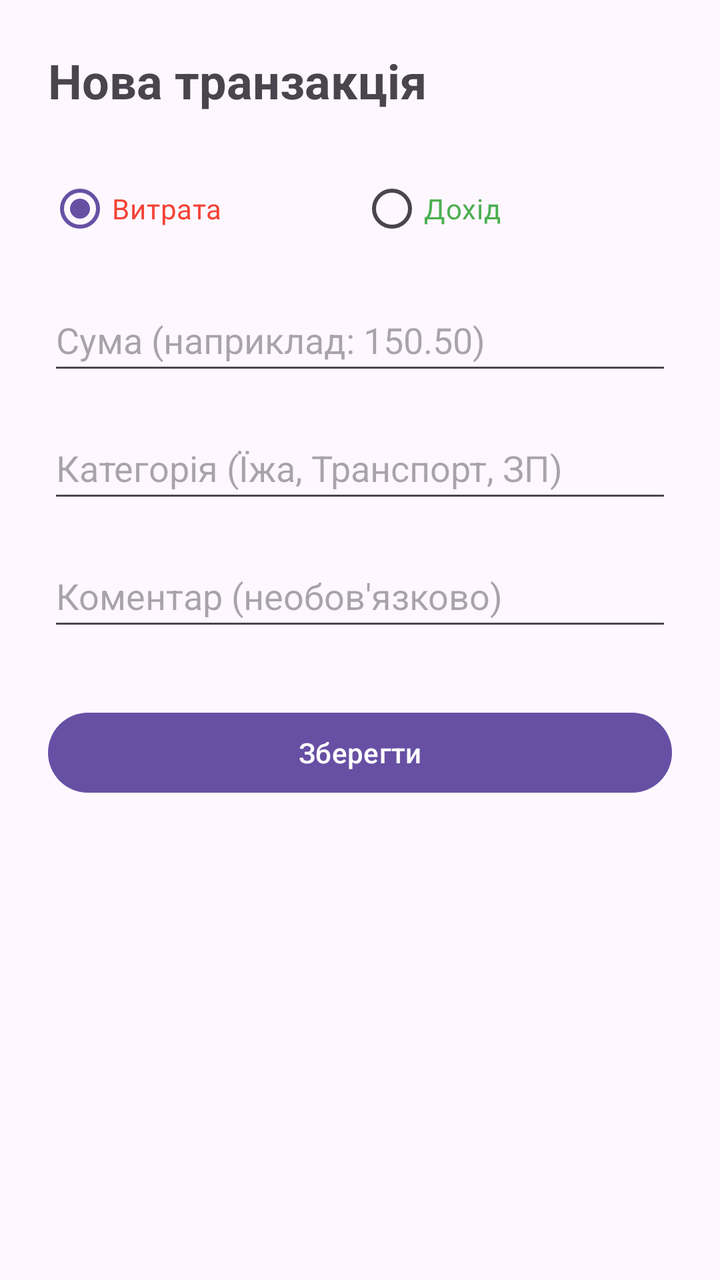
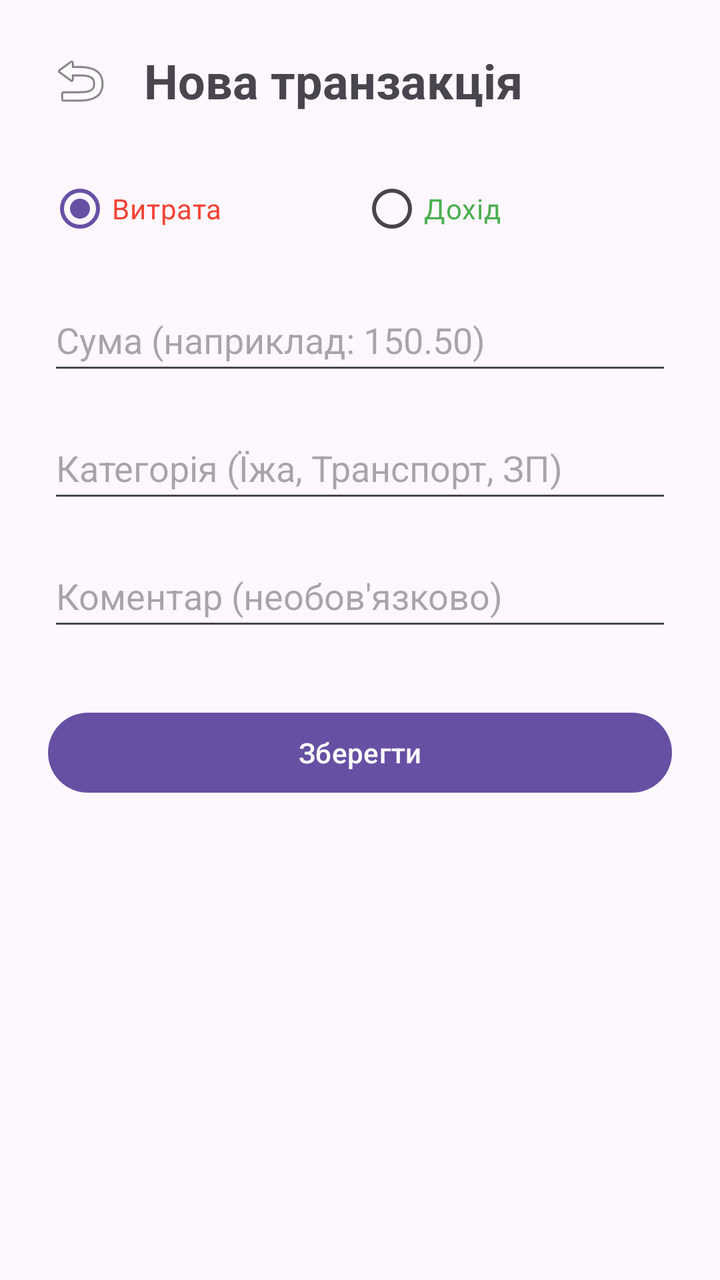

Compare the two renders of this Android layout. The source of the first and the diff that turns it into the second are given below.
<!-- AndroidManifest.xml: application theme Theme.MyFinance -->
<!-- res/layout/activity_add_transaction.xml -->
<?xml version="1.0" encoding="utf-8"?>
<androidx.constraintlayout.widget.ConstraintLayout xmlns:android="http://schemas.android.com/apk/res/android"
    xmlns:app="http://schemas.android.com/apk/res-auto"
    xmlns:tools="http://schemas.android.com/tools"
    android:layout_width="match_parent"
    android:layout_height="match_parent"
    android:padding="24dp"
    tools:context=".AddTransactionActivity">

    <TextView
        android:id="@+id/tvTitle"
        android:layout_width="wrap_content"
        android:layout_height="wrap_content"
        android:text="Нова транзакція"
        android:textSize="24sp"
        android:textStyle="bold"
        app:layout_constraintStart_toStartOf="parent"
        app:layout_constraintTop_toTopOf="parent" />

    
    <RadioGroup
        android:id="@+id/radioGroupType"
        android:layout_width="match_parent"
        android:layout_height="wrap_content"
        android:layout_marginTop="24dp"
        android:orientation="horizontal"
        app:layout_constraintTop_toBottomOf="@id/tvTitle">

        <RadioButton
            android:id="@+id/rbExpense"
            android:layout_width="0dp"
            android:layout_height="wrap_content"
            android:layout_weight="1"
            android:checked="true"
            android:text="Витрата"
            android:textColor="#F44336" />

        <RadioButton
            android:id="@+id/rbIncome"
            android:layout_width="0dp"
            android:layout_height="wrap_content"
            android:layout_weight="1"
            android:text="Дохід"
            android:textColor="#4CAF50" />
    </RadioGroup>

    
    <EditText
        android:id="@+id/etAmount"
        android:layout_width="match_parent"
        android:layout_height="wrap_content"
        android:layout_marginTop="16dp"
        android:hint="Сума (наприклад: 150.50)"
        android:inputType="numberDecimal"
        android:minHeight="48dp"
        app:layout_constraintTop_toBottomOf="@id/radioGroupType" />

    
    <EditText
        android:id="@+id/etCategory"
        android:layout_width="match_parent"
        android:layout_height="wrap_content"
        android:layout_marginTop="16dp"
        android:hint="Категорія (Їжа, Транспорт, ЗП)"
        android:inputType="text"
        android:minHeight="48dp"
        app:layout_constraintTop_toBottomOf="@id/etAmount" />

    
    <EditText
        android:id="@+id/etComment"
        android:layout_width="match_parent"
        android:layout_height="wrap_content"
        android:layout_marginTop="16dp"
        android:hint="Коментар (необов'язково)"
        android:inputType="text"
        android:minHeight="48dp"
        app:layout_constraintTop_toBottomOf="@id/etCategory" />

    <Button
        android:id="@+id/btnSaveTransaction"
        android:layout_width="match_parent"
        android:layout_height="wrap_content"
        android:layout_marginTop="32dp"
        android:text="Зберегти"
        app:layout_constraintTop_toBottomOf="@id/etComment" />

    <ProgressBar
        android:id="@+id/progressBar"
        android:layout_width="wrap_content"
        android:layout_height="wrap_content"
        android:visibility="gone"
        app:layout_constraintBottom_toBottomOf="parent"
        app:layout_constraintEnd_toEndOf="parent"
        app:layout_constraintStart_toStartOf="parent"
        app:layout_constraintTop_toTopOf="parent" />

</androidx.constraintlayout.widget.ConstraintLayout>
<!-- resources referenced by this layout -->
<resources>
  <style name="Theme.MyFinance" parent="Base.Theme.MyFinance" />
  <style name="Base.Theme.MyFinance" parent="Theme.Material3.DayNight.NoActionBar">
          
          
      </style>
</resources>

<!-- the commit's change to res/layout/activity_add_transaction.xml (unified diff, before → after) -->
@@ -7,14 +7,26 @@
     android:padding="24dp"
     tools:context=".AddTransactionActivity">
 
+    
+    <ImageView
+        android:id="@+id/btnBack"
+        android:layout_width="32dp"
+        android:layout_height="32dp"
+        android:src="@android:drawable/ic_menu_revert"
+        android:contentDescription="Назад"
+        app:layout_constraintStart_toStartOf="parent"
+        app:layout_constraintTop_toTopOf="parent"
+        app:layout_constraintBottom_toBottomOf="@id/tvTitle" />
+
     <TextView
         android:id="@+id/tvTitle"
         android:layout_width="wrap_content"
         android:layout_height="wrap_content"
+        android:layout_marginStart="16dp"
         android:text="Нова транзакція"
         android:textSize="24sp"
         android:textStyle="bold"
-        app:layout_constraintStart_toStartOf="parent"
+        app:layout_constraintStart_toEndOf="@id/btnBack"
         app:layout_constraintTop_toTopOf="parent" />
 
     
